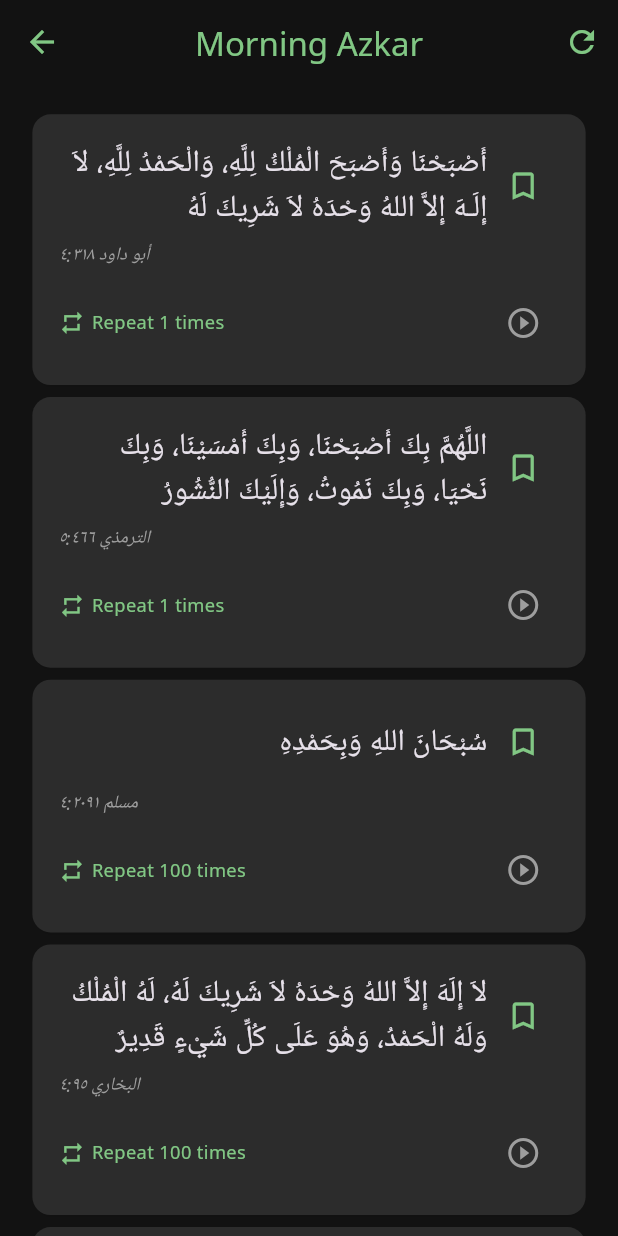
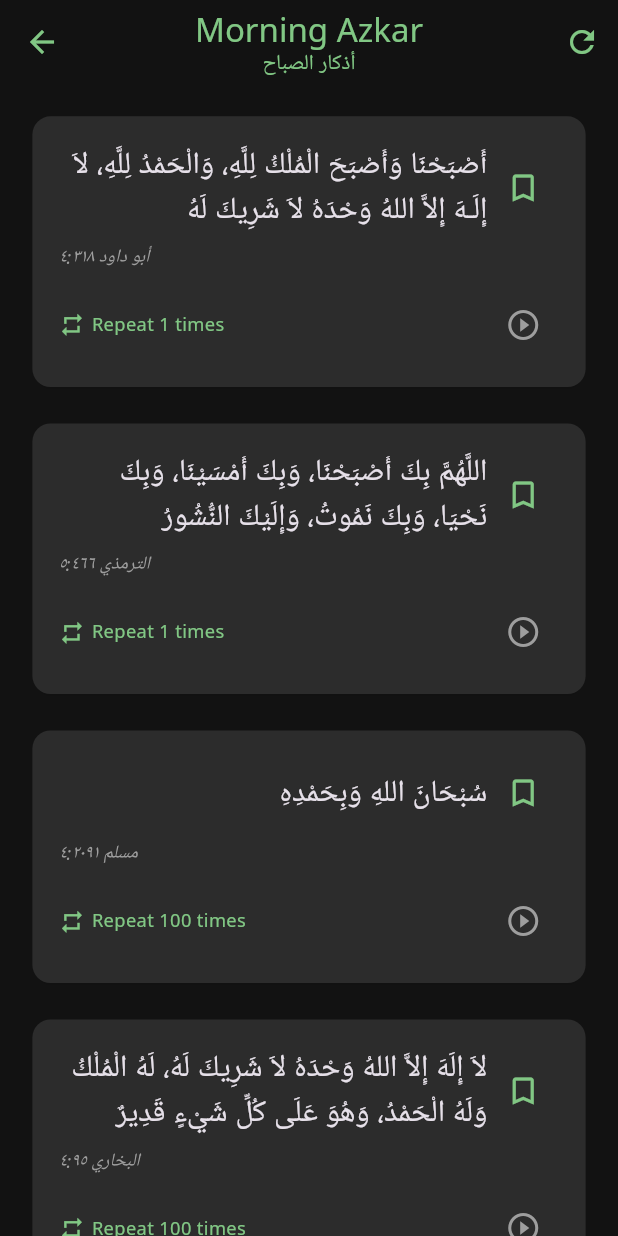
Before and after one commit to Ahmed-1911/azkary, a Flutter app: the screen it shows after launch, after a tap on "Morning Azkar", on a phone screen of 412 x 824 dp. Run offline on Flutter 3.47's test engine with Material 3 defaults, Android fonts, the phone set to English and light mode, and no system bars; drawn by our look-alikes of flutter_animate; our stand-ins replace audioplayers, flutter_local_notifications, flutter_riverpod, flutter_screenutil, flutter_svg, google_fonts and 3 more.

Commit message:
update azkar card item

```diff
--- a/lib/features/azkar/presentation/screens/azkar_list_screen.dart
+++ b/lib/features/azkar/presentation/screens/azkar_list_screen.dart
@@ -3,9 +3,8 @@ import 'package:flutter_riverpod/flutter_riverpod.dart';
 import 'package:flutter_screenutil/flutter_screenutil.dart';
 import 'package:flutter_animate/flutter_animate.dart';
 import '../../domain/entities/azkar_category.dart';
+import '../widgets/azkar_card.dart';
 import '../providers/azkar_provider.dart';
-import '../providers/azkar_list_provider.dart';
-import '../widgets/azkar_card.dart';
 import '../../../bookmarks/presentation/providers/bookmark_providers.dart';
 
 class AzkarListScreen extends ConsumerStatefulWidget {
@@ -21,47 +20,114 @@ class AzkarListScreen extends ConsumerStatefulWidget {
 }
 
 class _AzkarListScreenState extends ConsumerState<AzkarListScreen> {
+  final Map<String, bool> _fadingItems = {};
+
+  @override
+  void initState() {
+    super.initState();
+    Future.microtask(() {
+      final azkarList = ref.read(azkarByCategoryProvider(widget.category.id));
+      for (final azkar in azkarList) {
+        ref.read(azkarRepeatCountsProvider.notifier).initializeCount(azkar.id, azkar.repeatCount);
+      }
+    });
+  }
+
+  void _handleCountDecrement(String azkarId, int currentCount) {
+    if (currentCount <= 1) {
+      setState(() {
+        _fadingItems[azkarId] = true;
+      });
+      Future.delayed(const Duration(milliseconds: 400), () {
+        if (mounted) {
+          setState(() {
+            _fadingItems.remove(azkarId);
+          });
+          ref.read(azkarRepeatCountsProvider.notifier).decrementCount(azkarId);
+        }
+      });
+    } else {
+      ref.read(azkarRepeatCountsProvider.notifier).decrementCount(azkarId);
+    }
+  }
+
   @override
   Widget build(BuildContext context) {
-    final controller = ref.watch(azkarListControllerProvider(widget.category).notifier);
-    final displayedAzkar = controller.getDisplayedAzkar();
+    final azkarList = ref.watch(azkarByCategoryProvider(widget.category.id));
     final repeatCounts = ref.watch(azkarRepeatCountsProvider);
+
+    final displayedAzkar = azkarList.where((azkar) =>
+      !ref.read(azkarRepeatCountsProvider.notifier).isCompleted(azkar.id)
+    ).toList();
 
     return Scaffold(
       appBar: AppBar(
-        title: Text(widget.category.name),
+        title: Column(
+          children: [
+            Text(widget.category.name),
+            Text(
+              widget.category.nameAr,
+              style: TextStyle(
+                fontSize: 14.sp,
+                fontFamily: 'Amiri',
+              ),
+            ),
+          ],
+        ),
         centerTitle: true,
         actions: [
           IconButton(
             icon: const Icon(Icons.refresh),
-            onPressed: controller.resetAllCounts,
+            onPressed: () {
+              setState(() {
+                _fadingItems.clear();
+              });
+              for (final azkar in azkarList) {
+                ref.read(azkarRepeatCountsProvider.notifier)
+                   .resetCount(azkar.id, azkar.repeatCount);
+              }
+            },
           ),
         ],
       ),
       body: ListView.builder(
-        padding: EdgeInsets.symmetric(horizontal: 16.w, vertical: 16.h),
+        padding: EdgeInsets.all(16.w),
         itemCount: displayedAzkar.length,
         itemBuilder: (context, index) {
           final azkar = displayedAzkar[index];
           final currentCount = repeatCounts[azkar.id] ?? azkar.repeatCount;
-          final isFading = controller.isItemFading(azkar.id);
+          final isFading = _fadingItems[azkar.id] == true;
 
-          return GestureDetector(
-            onTap: () => controller.handleCountDecrement(azkar.id, currentCount),
-            child: Animate(
-              effects: isFading ? [FadeEffect(duration: 800.ms)] : null,
-              child: Animate(
-                effects: currentCount == 1 ? [ShakeEffect(duration: 500.ms)] : null,
+          return Padding(
+            padding: EdgeInsets.only(bottom: 16.h),
+            child: GestureDetector(
+              onTap: () {
+                _handleCountDecrement(azkar.id, currentCount);
+              },
               child: AzkarCard(
                 azkar: azkar,
-                  remainingCount: currentCount,
                 isBookmarked: ref.watch(bookmarkedAzkarProvider).contains(azkar.id),
                 onBookmarkToggle: () async {
                   await ref.read(bookmarkedAzkarProvider.notifier).toggleBookmark(azkar.id);
                 },
+                remainingCount: currentCount,
               ),
             ),
-            ),
+          ).animate(
+            target: isFading ? 1 : 0,
+          ).fadeOut(
+            duration: 600.ms,
+            curve: Curves.easeOut,
+          ).scale(
+            begin: const Offset(1, 1),
+            end: const Offset(0.4, 0.4),
+            duration: 600.ms,
+            curve: Curves.easeOut,
+          ).slideY(
+            begin: 0,
+            end: 0.2,
+            duration: 600.ms,
+            curve: Curves.easeOut,
           );
         },
       ),
--- a/lib/main.dart
+++ b/lib/main.dart
@@ -1,3 +1,4 @@
+import 'package:azkary/features/settings/presentation/providers/settings_providers.dart';
 import 'package:azkary/l10n/app_localizations.dart';
 import 'package:flutter/material.dart';
 import 'package:flutter_riverpod/flutter_riverpod.dart';
@@ -7,7 +8,6 @@ import 'core/theme/app_theme.dart';
 import 'core/services/notification_service.dart';
 import 'core/services/storage_service.dart';
 import 'features/azkar/presentation/screens/splash_screen.dart';
-import 'features/settings/presentation/screens/settings_screen.dart';
 import 'features/bookmarks/presentation/providers/bookmark_providers.dart';
 
 void main() async {
```
Also changed, not shown: lib/features/azkar/presentation/controllers/azkar_list_controller.dart (+12 -5 lines), lib/features/settings/presentation/controllers/settings_controller.dart (added, +164 -0 lines), lib/features/settings/presentation/providers/settings_providers.dart (added, +55 -0 lines), lib/features/settings/presentation/screens/settings_screen.dart (+20 -150 lines), 1 other file. Lines whose indentation alone changed are shown as unchanged.
